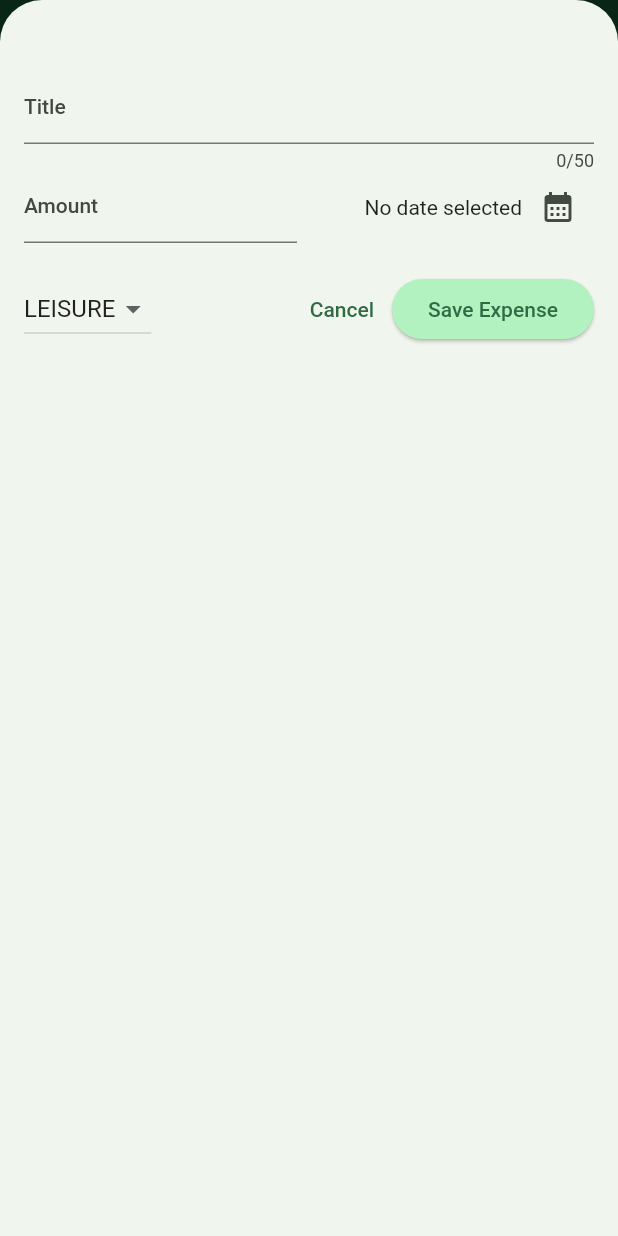
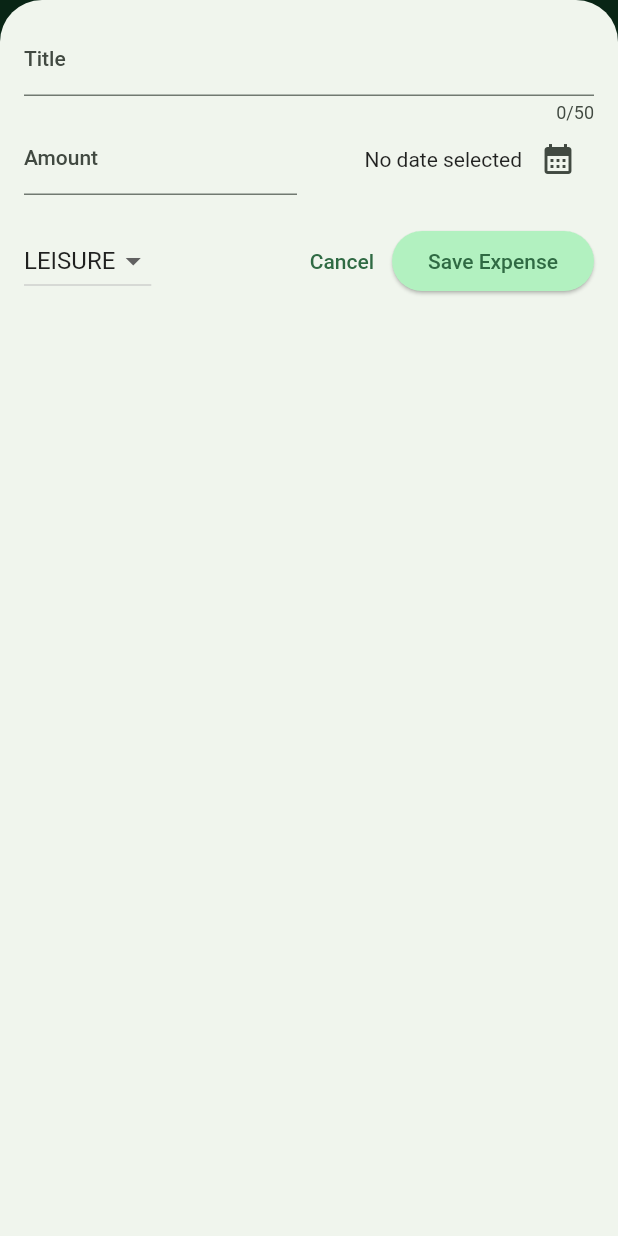
Before and after one commit to alisalali/flutter_expense_tracker, a Flutter app: the screen it shows after launch, after a tap on the "add" icon, on a phone screen of 412 x 824 dp. Run offline on Flutter 3.47's test engine with Material 2 defaults, Android fonts, the phone set to English and light mode, and no system bars.

Commit message:
Using safe area of devices padding

```diff
--- a/lib/expenses.dart
+++ b/lib/expenses.dart
@@ -18,7 +18,7 @@ class _ExpensesState extends State<Expenses> {
   //define dummy data by importing expense modals package
   final List<Expense> _registeredExpenses = [
     Expense(
-        title: "sandwish",
+        title: "sandwich",
         amount: 20.99,
         date: DateTime.now(),
         category: Category.food),
@@ -84,6 +84,7 @@ class _ExpensesState extends State<Expenses> {
   void _openAddExpenseOverlay() {
     //Shows a modal Material Design bottom sheet.
     showModalBottomSheet(
+      useSafeArea: true, // safe area to stay away from device toolbar
       context: context,
       isScrollControlled: true,
       /*
--- a/lib/widgets/expenses_list/new_expense.dart
+++ b/lib/widgets/expenses_list/new_expense.dart
@@ -96,7 +96,7 @@ class _NewExpenseState extends State<NewExpense> {
       // to expand overlay to keyboard
       child: SingleChildScrollView(
         child: Padding(
-          padding: EdgeInsets.fromLTRB(16, 48, 16, keyboardSpace + 16),
+          padding: EdgeInsets.fromLTRB(16, 16, 16, keyboardSpace + 16),
           child: Column(
             children: [
               // Creates a Material Design text field.
```
